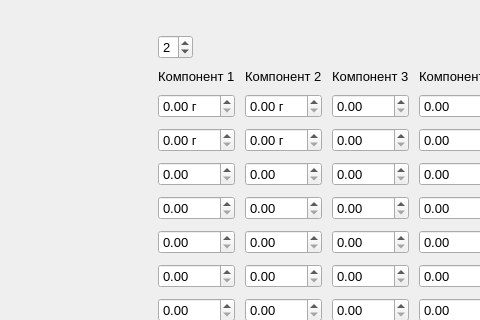
Before: the Qt Designer form QtNutrition_components_assessment/mainwindow.ui in v43d3rm4k4r/QtNutritionComponentsAssessment, drawn with Qt 5; both pictures show x 421 to 901 and y 0 to 320 of the 1280 by 720 pixel window.
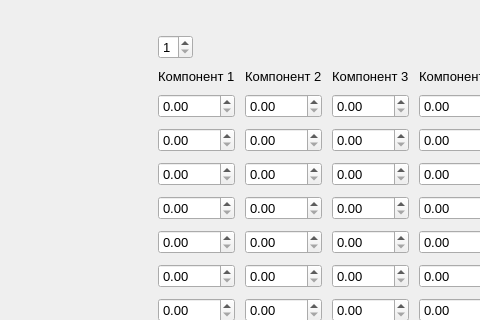
After: the same form once the commit is applied.

Commit message: solving problem with tab order

Patch:
```diff
--- a/QtNutrition_components_assessment/mainwindow.ui
+++ b/QtNutrition_components_assessment/mainwindow.ui
@@ -630,7 +630,10 @@
            </font>
           </property>
           <property name="suffix">
-           <string> г</string>
+           <string/>
+          </property>
+          <property name="maximum">
+           <double>1.000000000000000</double>
           </property>
           <property name="singleStep">
            <double>0.100000000000000</double>
@@ -747,7 +750,10 @@
            </font>
           </property>
           <property name="suffix">
-           <string> г</string>
+           <string/>
+          </property>
+          <property name="maximum">
+           <double>100.000000000000000</double>
           </property>
           <property name="singleStep">
            <double>0.100000000000000</double>
@@ -969,7 +975,10 @@
            </font>
           </property>
           <property name="suffix">
-           <string> г</string>
+           <string/>
+          </property>
+          <property name="maximum">
+           <double>100.000000000000000</double>
           </property>
           <property name="singleStep">
            <double>0.100000000000000</double>
@@ -990,7 +999,10 @@
            </font>
           </property>
           <property name="suffix">
-           <string> г</string>
+           <string/>
+          </property>
+          <property name="maximum">
+           <double>1.000000000000000</double>
           </property>
           <property name="singleStep">
            <double>0.100000000000000</double>
@@ -1356,7 +1368,7 @@
            <number>5</number>
           </property>
           <property name="value">
-           <number>2</number>
+           <number>1</number>
           </property>
          </widget>
         </item>
```
Left out of the diff: 418 changed lines with no effect on the pictures. The commit also changes 2 other files.
